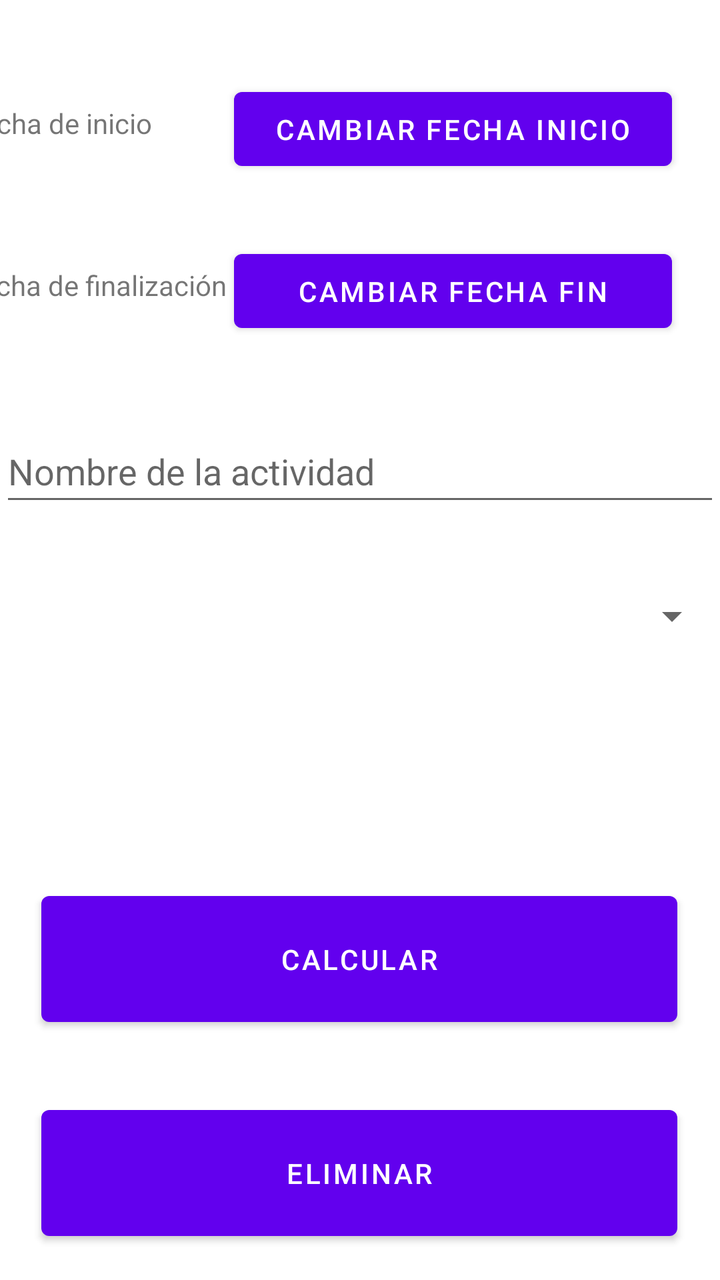
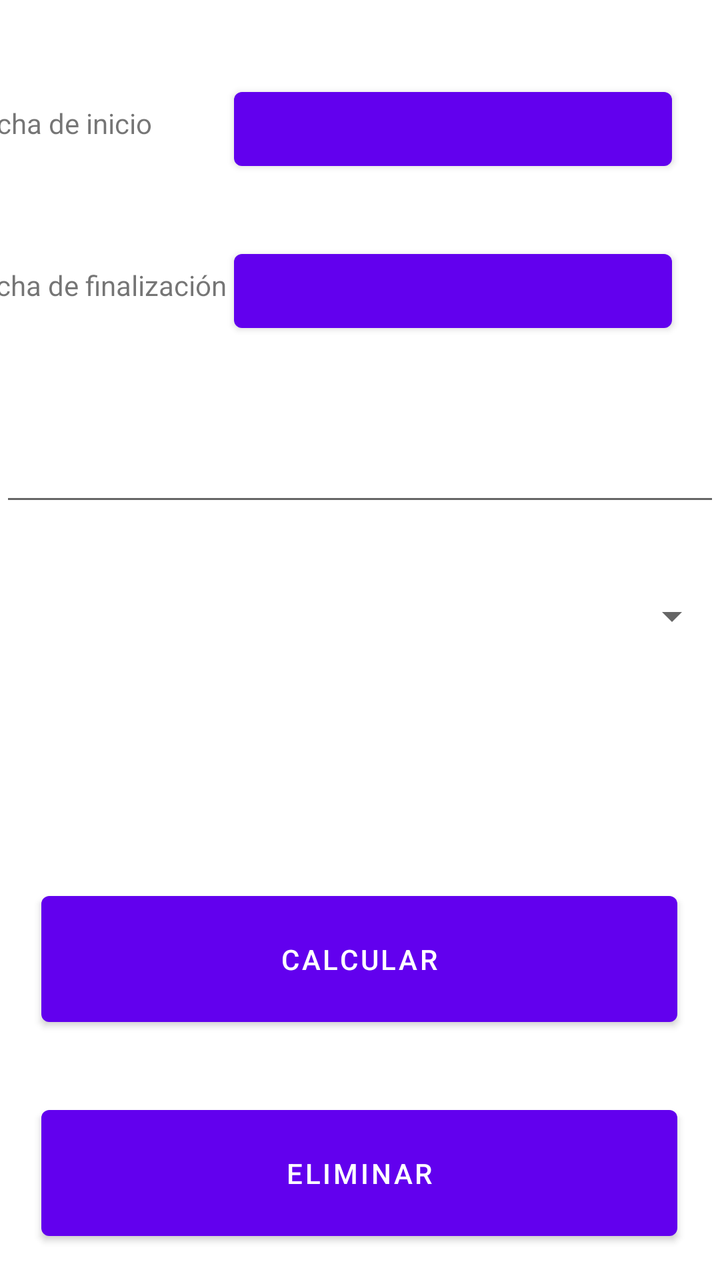

Screens rendered from an Android XML layout before and after an edit, with the pre-edit source and the edit as a unified diff.
<!-- AndroidManifest.xml: application theme Theme.NiUnDiaGratis -->
<!-- res/layout/fragment_mod_actividad_seleccionada.xml -->
<?xml version="1.0" encoding="utf-8"?>
<androidx.constraintlayout.widget.ConstraintLayout xmlns:android="http://schemas.android.com/apk/res/android"
    xmlns:app="http://schemas.android.com/apk/res-auto"
    xmlns:tools="http://schemas.android.com/tools"
    android:layout_width="match_parent"
    android:layout_height="match_parent"
    tools:context=".ModActividadSeleccionadaFragment">


    <Spinner
        android:id="@+id/spinnerTipo08"
        android:layout_width="360dp"
        android:layout_height="52dp"
        android:layout_marginBottom="24dp"
        android:prompt="@string/spinner_tipo_dia"
        app:layout_constraintBottom_toTopOf="@+id/spinnerMo08"
        app:layout_constraintEnd_toEndOf="parent"
        app:layout_constraintHorizontal_bias="0.529"
        app:layout_constraintStart_toStartOf="parent" />

    <Button
        android:id="@+id/btnMod08"
        android:layout_width="318dp"
        android:layout_height="75dp"
        android:layout_marginBottom="32dp"
        android:text="@string/btn_calcular"
        app:layout_constraintBottom_toTopOf="@+id/btnDel08"
        app:layout_constraintEnd_toEndOf="parent"
        app:layout_constraintHorizontal_bias="0.494"
        app:layout_constraintStart_toStartOf="parent" />

    <Button
        android:id="@+id/btnDel08"
        android:layout_width="318dp"
        android:layout_height="75dp"
        android:layout_marginBottom="16dp"
        android:text="@string/btn_delete"
        app:layout_constraintBottom_toBottomOf="parent"
        app:layout_constraintEnd_toEndOf="parent"
        app:layout_constraintHorizontal_bias="0.494"
        app:layout_constraintStart_toStartOf="parent" />

    <EditText
        android:id="@+id/editTextNombre08"
        android:layout_width="360dp"
        android:layout_height="48dp"
        android:layout_marginBottom="24dp"
        android:hint="Nombre de la actividad"
        android:minHeight="48dp"
        app:layout_constraintBottom_toTopOf="@+id/spinnerTipo08"
        app:layout_constraintEnd_toEndOf="parent"
        app:layout_constraintHorizontal_bias="0.529"
        app:layout_constraintStart_toStartOf="parent" />

    <Button
        android:id="@+id/btnFechaIni08"
        android:layout_width="219dp"
        android:layout_height="49dp"
        android:layout_marginEnd="24dp"
        android:layout_marginBottom="32dp"
        android:text="Cambiar fecha inicio"
        app:layout_constraintBottom_toTopOf="@+id/btnFechaFin08"
        app:layout_constraintEnd_toEndOf="parent" />

    <TextView
        android:id="@+id/textViewFechaInicioAnt08"
        android:layout_width="137dp"
        android:layout_height="25dp"
        android:layout_marginBottom="56dp"
        android:text="@string/txtvw_fecha_inicio"
        app:layout_constraintBottom_toTopOf="@+id/textViewFechaFinAnt08"
        app:layout_constraintEnd_toStartOf="@+id/btnFechaIni08"
        app:layout_constraintHorizontal_bias="0.851"
        app:layout_constraintStart_toStartOf="parent" />

    <Button
        android:id="@+id/btnFechaFin08"
        android:layout_width="219dp"
        android:layout_height="49dp"
        android:layout_marginEnd="24dp"
        android:layout_marginBottom="40dp"
        android:text="Cambiar fecha fin"
        app:layout_constraintBottom_toTopOf="@+id/editTextNombre08"
        app:layout_constraintEnd_toEndOf="parent" />

    <TextView
        android:id="@+id/textViewFechaFinAnt08"
        android:layout_width="137dp"
        android:layout_height="25dp"
        android:layout_marginBottom="52dp"
        android:text="@string/txtvw_fecha_fin"
        app:layout_constraintBottom_toTopOf="@+id/editTextNombre08"
        app:layout_constraintEnd_toStartOf="@+id/btnFechaFin08"
        app:layout_constraintHorizontal_bias="0.87"
        app:layout_constraintStart_toStartOf="parent" />

    <Spinner
        android:id="@+id/spinnerMo08"
        android:layout_width="157dp"
        android:layout_height="52dp"
        android:layout_marginBottom="32dp"
        android:visibility="invisible"
        app:layout_constraintBottom_toTopOf="@+id/btnMod08"
        app:layout_constraintEnd_toEndOf="parent"
        app:layout_constraintHorizontal_bias="0.814"
        app:layout_constraintStart_toStartOf="parent" />

    <TextView
        android:id="@+id/txtvwDiasPu08"
        android:layout_width="145dp"
        android:layout_height="52dp"
        android:layout_marginBottom="32dp"
        android:text="@string/txt_dias_PU"
        android:textSize="16sp"
        android:visibility="invisible"
        app:layout_constraintBottom_toTopOf="@+id/btnMod08"
        app:layout_constraintEnd_toStartOf="@+id/spinnerMo08"
        app:layout_constraintHorizontal_bias="0.741"
        app:layout_constraintStart_toStartOf="parent" />

</androidx.constraintlayout.widget.ConstraintLayout>
<!-- resources referenced by this layout -->
<resources>
  <string name="btn_calcular">Calcular</string>
  <string name="btn_delete">Eliminar</string>
  <string name="spinner_tipo_dia">Seleccionar el tipo de día</string>
  <string name="txt_dias_PU">Días de otros permisos de unidad</string>
  <string name="txtvw_fecha_fin">Fecha de finalización</string>
  <string name="txtvw_fecha_inicio">Fecha de inicio</string>
  <style name="Theme.NiUnDiaGratis" parent="Theme.MaterialComponents.DayNight.DarkActionBar">
          
          <item name="colorPrimary">@color/purple_500</item>
          <item name="colorPrimaryVariant">@color/purple_700</item>
          <item name="colorOnPrimary">@color/white</item>
          
          <item name="colorSecondary">@color/teal_200</item>
          <item name="colorSecondaryVariant">@color/teal_700</item>
          <item name="colorOnSecondary">@color/black</item>
          
          <item name="android:statusBarColor">?attr/colorPrimaryVariant</item>
          
      </style>
  <color name="purple_500">#FF6200EE</color>
  <color name="purple_700">#FF3700B3</color>
  <color name="white">#FFFFFFFF</color>
  <color name="teal_200">#FF03DAC5</color>
  <color name="teal_700">#FF018786</color>
  <color name="black">#FF000000</color>
</resources>

<!-- the commit's change to res/layout/fragment_mod_actividad_seleccionada.xml (unified diff, before → after) -->
@@ -45,12 +45,14 @@
         android:layout_width="360dp"
         android:layout_height="48dp"
         android:layout_marginBottom="24dp"
-        android:hint="Nombre de la actividad"
         android:minHeight="48dp"
         app:layout_constraintBottom_toTopOf="@+id/spinnerTipo08"
         app:layout_constraintEnd_toEndOf="parent"
         app:layout_constraintHorizontal_bias="0.529"
-        app:layout_constraintStart_toStartOf="parent" />
+        app:layout_constraintStart_toStartOf="parent"
+        android:importantForAutofill="no"
+        android:inputType="text"
+        tools:ignore="LabelFor" />
 
     <Button
         android:id="@+id/btnFechaIni08"
@@ -58,7 +60,6 @@
         android:layout_height="49dp"
         android:layout_marginEnd="24dp"
         android:layout_marginBottom="32dp"
-        android:text="Cambiar fecha inicio"
         app:layout_constraintBottom_toTopOf="@+id/btnFechaFin08"
         app:layout_constraintEnd_toEndOf="parent" />
 
@@ -79,7 +80,6 @@
         android:layout_height="49dp"
         android:layout_marginEnd="24dp"
         android:layout_marginBottom="40dp"
-        android:text="Cambiar fecha fin"
         app:layout_constraintBottom_toTopOf="@+id/editTextNombre08"
         app:layout_constraintEnd_toEndOf="parent" />
 
